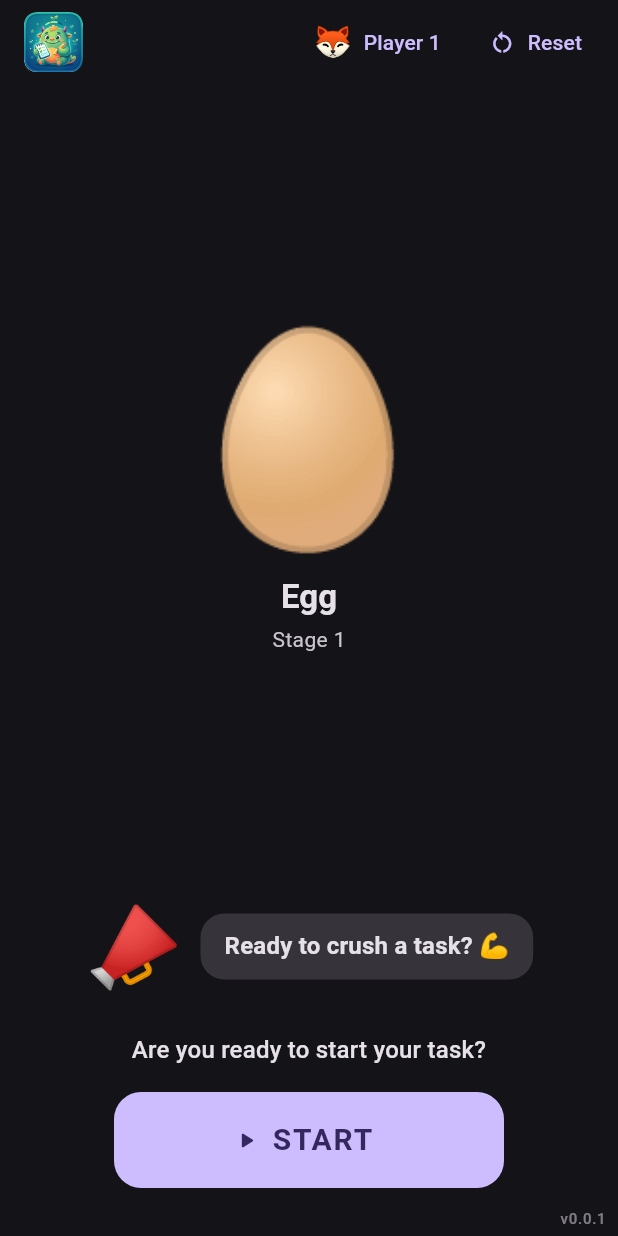
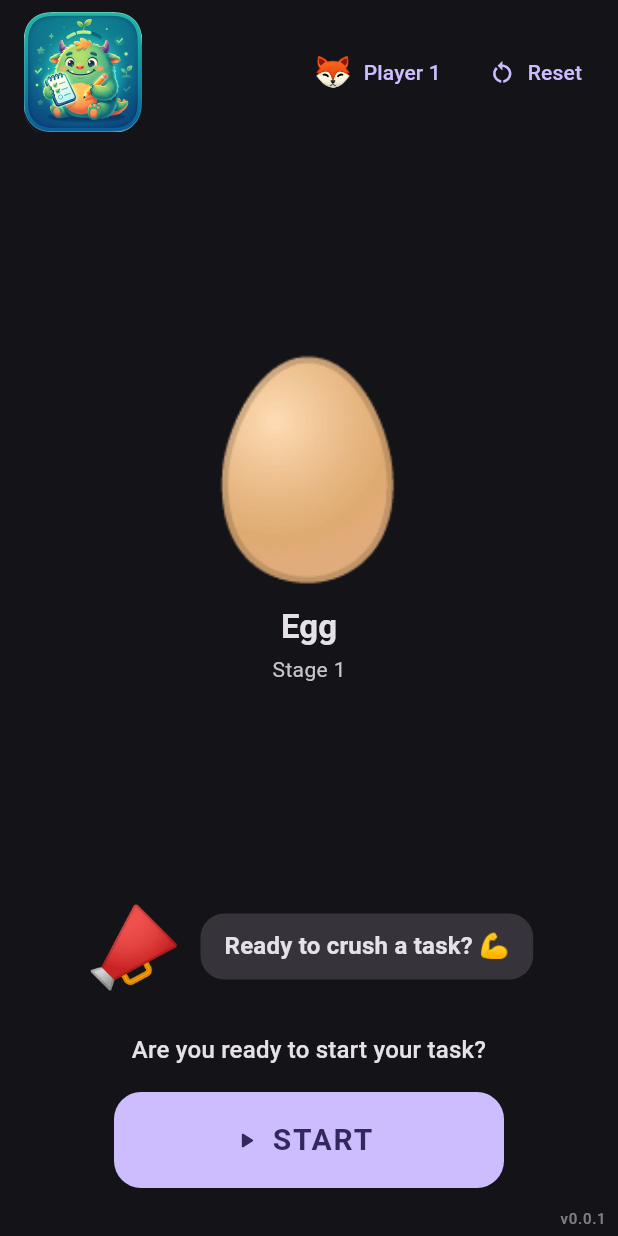
Before and after one commit to deccico/HabitMonster, a Flutter app: the screen it shows after launch, on a phone screen of 412 x 824 dp. Run offline on Flutter 3.47's test engine with Material 3 defaults, Android fonts, the phone set to English and light mode, and no system bars; drawn by our look-alikes of flutter_animate; our stand-ins replace audioplayers, firebase_analytics, firebase_core, shared_preferences, wakelock_plus; accounts and stored records are empty.

Commit message:
Double the app bar logo size using the updated original art

```diff
--- a/lib/screens/home_screen.dart
+++ b/lib/screens/home_screen.dart
@@ -414,6 +414,9 @@ class _HomeScreenState extends State<HomeScreen> with WidgetsBindingObserver {
     return Scaffold(
       appBar: AppBar(
         centerTitle: false,
+        // Taller than the 56px default so the logo can render at 80px
+        // without cropping.
+        toolbarHeight: 96,
         // Explicit foreground so the title + actions stay high-contrast on the
         // dark surface (the default icon colour was blending in).
         foregroundColor: scheme.onSurface,
@@ -421,7 +424,7 @@ class _HomeScreenState extends State<HomeScreen> with WidgetsBindingObserver {
           padding: const EdgeInsets.symmetric(vertical: 8),
           child: Image.asset(
             'assets/images/habit-monster.png',
-            height: 40,
+            height: 80,
             fit: BoxFit.contain,
             filterQuality: FilterQuality.medium,
             semanticLabel: 'Task Monster',
```
Also changed, not shown: assets/images/habit-monster.png.
